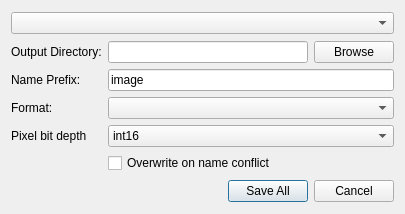
Qt form mantidimaging/gui/ui/save_dialog.ui (mantidproject/mantidimaging) before a commit.
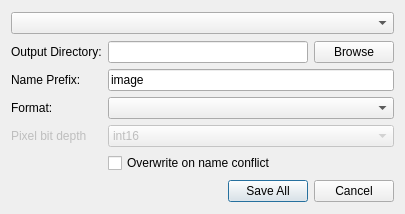
The same form after that commit.

What changed in the file:
```diff
--- a/mantidimaging/gui/ui/save_dialog.ui
+++ b/mantidimaging/gui/ui/save_dialog.ui
@@ -38,6 +38,9 @@
      </item>
      <item row="3" column="1" colspan="2">
       <widget class="QComboBox" name="comboBox">
+       <property name="enabled">
+        <bool>false</bool>
+       </property>
        <property name="currentIndex">
         <number>1</number>
        </property>
@@ -102,6 +105,9 @@
      </item>
      <item row="3" column="0">
       <widget class="QLabel" name="label_4">
+       <property name="enabled">
+        <bool>false</bool>
+       </property>
        <property name="text">
         <string>Pixel bit depth</string>
        </property>
```
